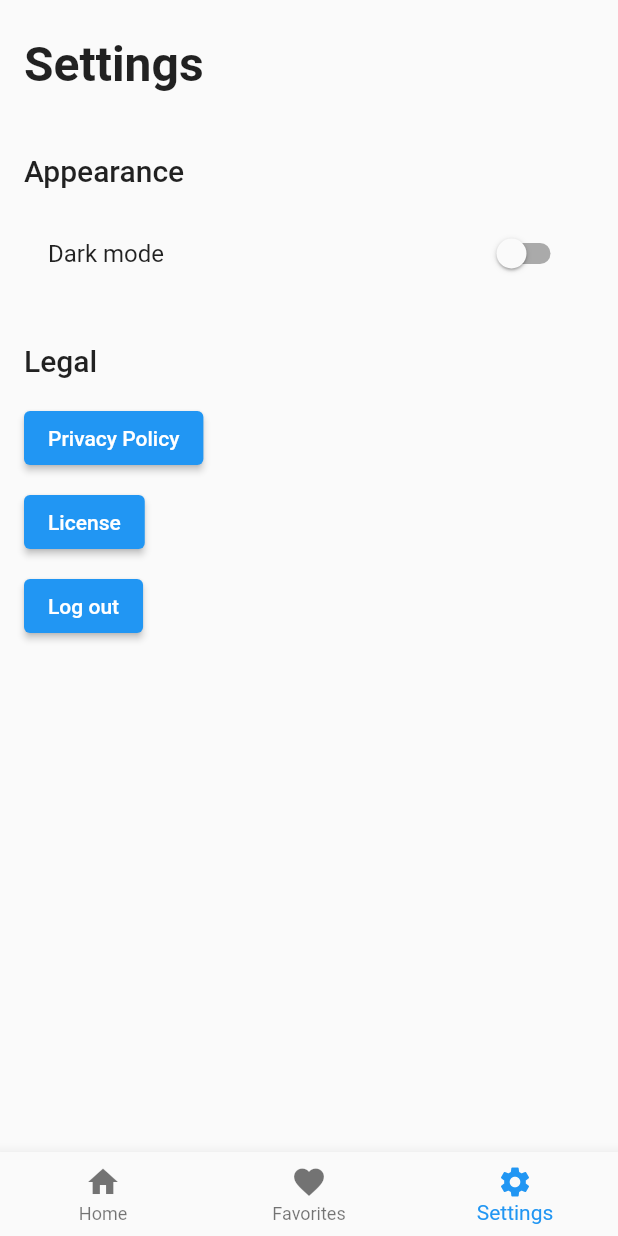
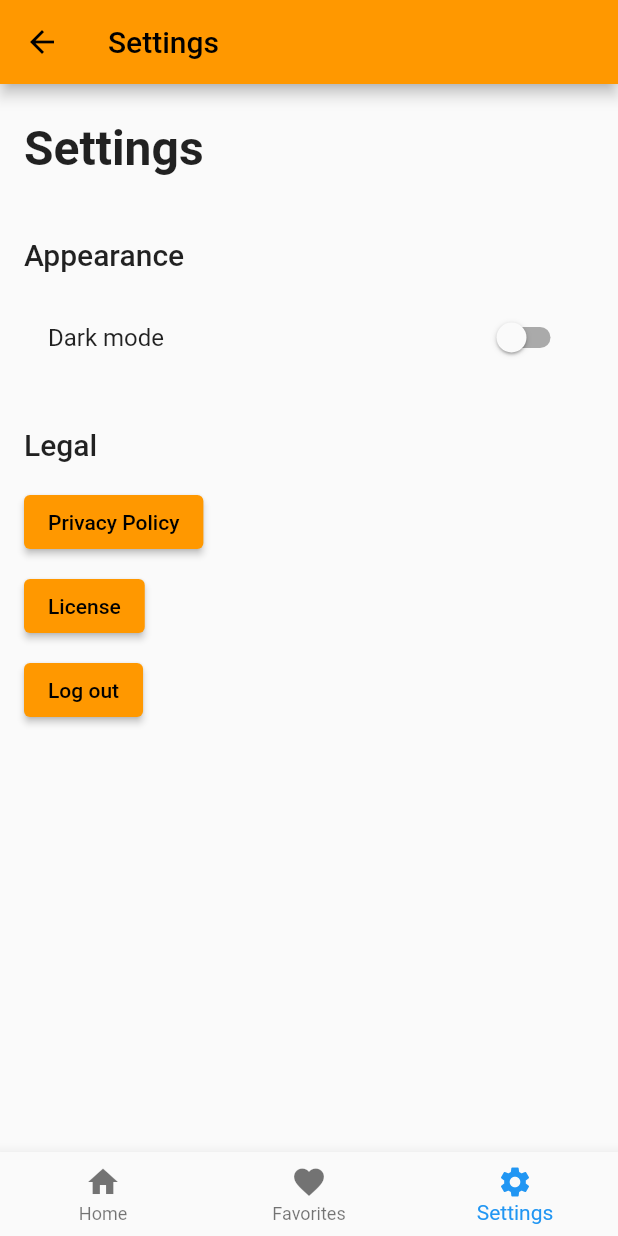
Before and after one commit to MatiasKauranen/MealMaster, a Flutter app: the FavoritesScreen screen opened by its route, item 3 of the bottom bar chosen, after a tap on "Privacy Policy", on a phone screen of 412 x 824 dp. Run offline on Flutter 3.47's test engine with Material 2 defaults, Android fonts, the phone set to English and light mode, and no system bars; our stand-ins replace adaptive_theme, firebase_auth, firebase_core, shared_preferences; accounts and stored records are empty.

Commit message:
Dark Mode
Dark Mode added via adaptive_theme plugin also other pages were polished.

```diff
--- a/lib/favorites_screen.dart
+++ b/lib/favorites_screen.dart
@@ -6,23 +6,29 @@
 import 'package:mealmaster/components/navbar.dart';
 import 'home_screen.dart';
 import 'package:mealmaster/settings_screen.dart';
+
 class FavoritesScreen extends StatefulWidget {
   static const String id = 'favorites_screen';
   const FavoritesScreen({Key? key}) : super(key: key);
   @override
   _FavoritesScreenState createState() => _FavoritesScreenState();
 }
+
 class _FavoritesScreenState extends State<FavoritesScreen> {
   late List<String> _favoriteRecipes;
   @override
   void initState() {
     super.initState();
-    _loadFavoriteRecipes();}
+    _loadFavoriteRecipes();
+  }
+
   Future<void> _loadFavoriteRecipes() async {
     final prefs = await SharedPreferences.getInstance();
     setState(() {
       _favoriteRecipes = prefs.getStringList('favoriteRecipes') ?? [];
-    });}
+    });
+  }
+
   Future<void> _removeFavoriteRecipe(int index) async {
     final prefs = await SharedPreferences.getInstance();
     final recipeName = _favoriteRecipes[index];
@@ -39,17 +45,28 @@
             ),
             TextButton(
               onPressed: () => Navigator.of(context).pop(true),
-            child: Text('OK'),),],);},);
+              child: Text('OK'),
+            ),
+          ],
+        );
+      },
+    );
     if (confirmed == true) {
       setState(() {
         _favoriteRecipes.removeAt(index);
-      prefs.setStringList('favoriteRecipes', _favoriteRecipes);});}}
+        prefs.setStringList('favoriteRecipes', _favoriteRecipes);
+      });
+    }
+  }
+
   Future<dynamic> _getRecipe(String recipeName) async {
     final url =
         'https://www.themealdb.com/api/json/v1/1/search.php?s=${recipeName.replaceAll(' ', '%20')}';
     final response = await http.get(Uri.parse(url));
     final data = jsonDecode(response.body);
-    return data['meals'][0];}
+    return data['meals'][0];
+  }
+
   @override
   Widget build(BuildContext context) {
     return Scaffold(
@@ -64,13 +81,12 @@
                 'Favorite Recipes',
                 style: TextStyle(
                   fontSize: 32.0,
-                  fontWeight: FontWeight.bold,),),),
+                  fontWeight: FontWeight.bold,
+                ),
+              ),
+            ),
             Expanded(
-              child: _favoriteRecipes == null
-                  ? Center(
-                      child: CircularProgressIndicator(),
-                    )
-                  : _favoriteRecipes.isEmpty
+              child: _favoriteRecipes.isEmpty
                   ? Center(
                       child: Text('No favorite recipes'),
                     )
@@ -92,7 +108,17 @@
                               context,
                               MaterialPageRoute(
                                 builder: (context) =>
-                                        RecipeScreen(recipe: recipe),),);},);},),),],),),
+                                    RecipeScreen(recipe: recipe),
+                              ),
+                            );
+                          },
+                        );
+                      },
+                    ),
+            ),
+          ],
+        ),
+      ),
       bottomNavigationBar: CustomBottomNavigationBar(
         selectedIndex: 1,
         onItemTapped: (index) {
@@ -100,4 +126,9 @@
             Navigator.pushReplacementNamed(context, HomeScreen.id);
           } else if (index == 2) {
             Navigator.pushNamed(context, SettingsScreen.id);
-          }},),);}}
+          }
+        },
+      ),
+    );
+  }
+}
--- a/lib/home_screen.dart
+++ b/lib/home_screen.dart
@@ -8,9 +8,6 @@
 
 class HomeScreen extends StatefulWidget {
   static const String id = 'home_screen';
-
-  //final Function toggleDarkMode;
-  //const HomeScreen({required this.toggleDarkMode});
 
   @override
   _HomeScreenState createState() => _HomeScreenState();
--- a/lib/login_screen.dart
+++ b/lib/login_screen.dart
@@ -68,7 +68,7 @@
                 try {
                   final userCredential = await _auth.signInWithEmailAndPassword(
                       email: email, password: password);
-                  if (userCredential != null) {
+                  {
                     User? user = userCredential.user;
                     if (user != null) {
                       print('Logged in as ${user.email}');
--- a/lib/register_screen.dart
+++ b/lib/register_screen.dart
@@ -63,11 +63,9 @@
                 });
 
                 try {
-                  final newUser = await _auth.createUserWithEmailAndPassword(
+                  await _auth.createUserWithEmailAndPassword(
                       email: email, password: password);
-                  if (newUser != null) {
-                    Navigator.pushNamed(context, HomeScreen.id);
-                  }
+                  Navigator.pushNamed(context, HomeScreen.id);
                 } on FirebaseAuthException catch (e) {
                   setState(() {
                     showSpinner = false;
--- a/lib/settings_screen.dart
+++ b/lib/settings_screen.dart
@@ -3,31 +3,35 @@
 import 'package:mealmaster/components/navbar.dart';
 import 'package:mealmaster/favorites_screen.dart';
 import 'package:mealmaster/home_screen.dart';
+import 'package:adaptive_theme/adaptive_theme.dart';
 
 class SettingsScreen extends StatefulWidget {
   static const String id = 'settings_screen';
   @override
-  _SettingsScreenState createState() => _SettingsScreenState();}
+  _SettingsScreenState createState() => _SettingsScreenState();
+}
+
 class _SettingsScreenState extends State<SettingsScreen> {
-  bool _isDarkModeEnabled = false;
   @override
   Widget build(BuildContext context) {
-    return MaterialApp(
-      theme: ThemeData(
-        brightness: _isDarkModeEnabled ? Brightness.dark : Brightness.light,
-        primaryColor: Colors.blue,
-        backgroundColor: _isDarkModeEnabled ? Colors.black : Colors.white,),
-      home: Scaffold(
+    return Scaffold(
+      appBar: AppBar(
+        title: Text('Settings'),
+      ),
       body: Column(
         crossAxisAlignment: CrossAxisAlignment.start,
         children: [
           Padding(
-              padding: const EdgeInsets.symmetric(horizontal: 16.0, vertical: 24.0),
+            padding:
+                const EdgeInsets.symmetric(horizontal: 16.0, vertical: 24.0),
             child: Text(
               'Settings',
               style: TextStyle(
                 fontSize: 32.0,
-                    fontWeight: FontWeight.bold,),),),
+                fontWeight: FontWeight.bold,
+              ),
+            ),
+          ),
           Padding(
             padding: const EdgeInsets.all(16.0),
             child: Column(
@@ -35,14 +39,23 @@
               children: [
                 Text(
                   'Appearance',
-                    style: Theme.of(context).textTheme.titleLarge,),
+                  style: Theme.of(context).textTheme.titleLarge,
+                ),
                 SizedBox(height: 16.0),
-                  SwitchListTile(
+                ListTile(
                   title: Text('Dark mode'),
-                    value: _isDarkModeEnabled,
+                  trailing: Switch(
+                    value: AdaptiveTheme.of(context).mode ==
+                        AdaptiveThemeMode.dark,
                     onChanged: (value) {
-                      setState(() {
-                        _isDarkModeEnabled = value;});},),
+                      if (value) {
+                        AdaptiveTheme.of(context).setDark();
+                      } else {
+                        AdaptiveTheme.of(context).setLight();
+                      }
+                    },
+                  ),
+                ),
                 SizedBox(height: 32.0),
                 Text(
                   'Legal',
@@ -53,25 +66,37 @@
                   child: Text('Privacy Policy'),
                   onPressed: () async {
                     const url = 'https://example.com/privacy-policy';
-                      if (await canLaunch(url)) {
-                        await launch(url);
+                    if (await canLaunchUrl(Uri.parse(url))) {
+                      await launchUrl(Uri.parse(url));
                     } else {
                       throw 'Could not launch $url';
-                      }},),
+                    }
+                  },
+                ),
                 SizedBox(height: 8.0),
                 ElevatedButton(
                   child: Text('License'),
                   onPressed: () async {
                     const url = 'https://example.com/license';
-                      if (await canLaunch(url)) {
-                        await launch(url);
+                    if (await canLaunchUrl(Uri.parse(url))) {
+                      await launchUrl(Uri.parse(url));
                     } else {
-                        throw 'Could not launch $url';}},),
+                      throw 'Could not launch $url';
+                    }
+                  },
+                ),
                 SizedBox(height: 8.0),
                 ElevatedButton(
                   child: Text('Log out'),
                   onPressed: () {
-                      Navigator.popUntil(context, (route) => route.isFirst);},),],),),],),
+                    Navigator.popUntil(context, (route) => route.isFirst);
+                  },
+                ),
+              ],
+            ),
+          ),
+        ],
+      ),
       bottomNavigationBar: CustomBottomNavigationBar(
         selectedIndex: 2,
         onItemTapped: (index) {
@@ -79,4 +104,9 @@
             Navigator.pushReplacementNamed(context, HomeScreen.id);
           } else if (index == 1) {
             Navigator.pushReplacementNamed(context, FavoritesScreen.id);
-            }},),),);}}
+          }
+        },
+      ),
+    );
+  }
+}
--- a/pubspec.yaml
+++ b/pubspec.yaml
@@ -15,6 +15,7 @@
   firebase_core: ^2.7.0
   firebase_auth: ^4.2.9
   shared_preferences: ^2.0.8
+  adaptive_theme: ^3.2.0
 
 dev_dependencies:
   flutter_test:
```
Also changed, not shown: lib/main.dart (+21 -10 lines), lib/recipe_screen.dart (+4 -4 lines), pubspec.lock. Lines whose indentation alone changed are shown as unchanged.
